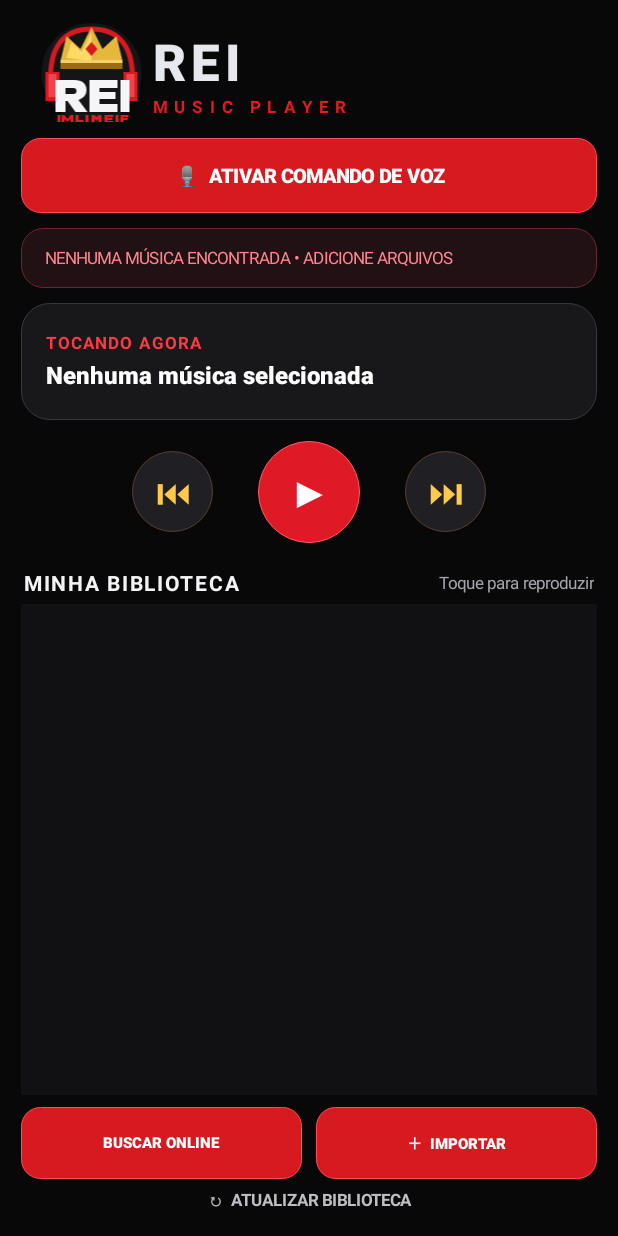
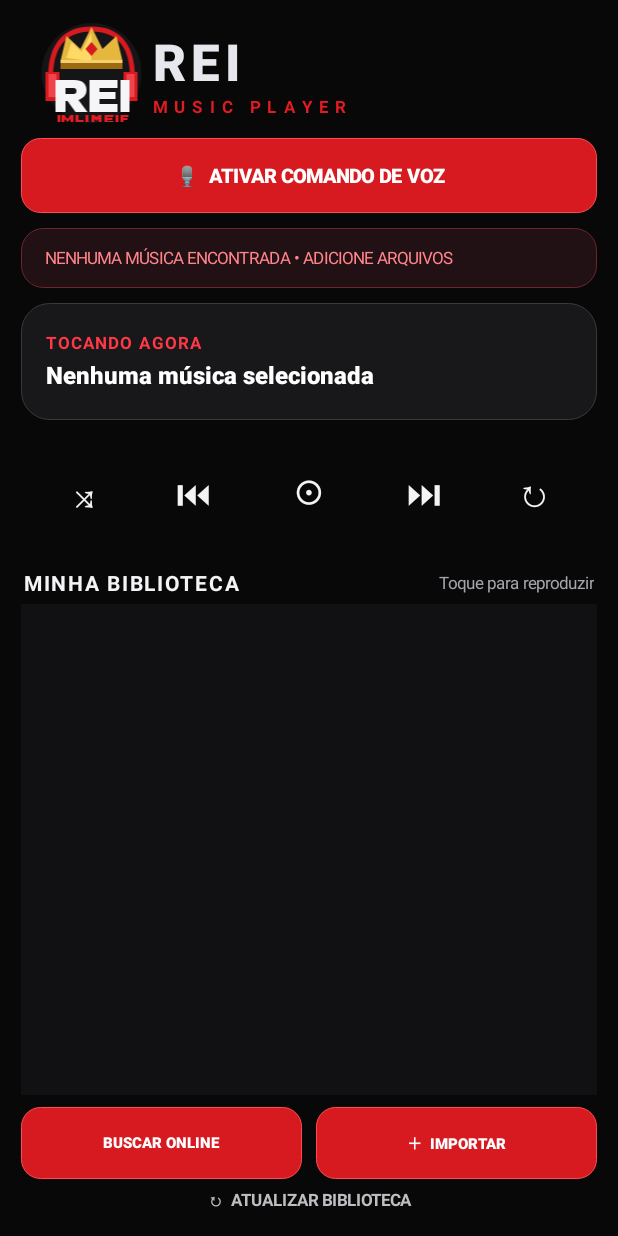
Before and after one commit to Reichevette76/M-sicas-, an Android app: the screen it shows after launch (MainActivity), on a phone screen of 412 x 824 dp. Run offline under Robolectric (Android 15) with nearby library versions, the phone set to English and light mode, and no system bars; pictures from the network do not load; 4 statements that could not run were skipped.

Commit message:
Adiciona barra de cinco controles: shuffle, anterior, play, próxima e repetir

```diff
--- a/app/src/main/java/br/com/reimusicplayer/MainActivity.kt
+++ b/app/src/main/java/br/com/reimusicplayer/MainActivity.kt
@@ -196,41 +196,61 @@ class MainActivity : AppCompatActivity() {
         nowPlaying.addView(currentTrack)
         root.addView(nowPlaying, LinearLayout.LayoutParams(-1, dp(78)).apply { bottomMargin = dp(10) })
 
-        // Controles em formato clássico de player: anterior, play/pause circular e próxima.
+        // Barra de transporte no estilo solicitado: aleatório, anterior, play, próxima e repetir.
         val controls = LinearLayout(this).apply {
             orientation = LinearLayout.HORIZONTAL
             gravity = Gravity.CENTER
-            setPadding(dp(12), dp(2), dp(12), dp(2))
+            setPadding(dp(8), dp(2), dp(8), dp(2))
         }
-        fun transportButton(symbol: String, primary: Boolean): TextView = TextView(this).apply {
+        fun transportButton(symbol: String, primary: Boolean = false): TextView = TextView(this).apply {
             text = symbol
             gravity = Gravity.CENTER
             includeFontPadding = false
-            textSize = if (primary) 29f else 23f
-            setTextColor(if (primary) 0xFFFFFFFF.toInt() else 0xFFFFC94A.toInt())
+            textSize = when {
+                primary -> 31f
+                symbol == "⤨" || symbol == "↻" -> 25f
+                else -> 23f
+            }
+            setTextColor(if (primary) 0xFFFFFFFF.toInt() else 0xFFF4F4F4.toInt())
             background = android.graphics.drawable.GradientDrawable().apply {
                 shape = android.graphics.drawable.GradientDrawable.OVAL
-                setColor(if (primary) 0xFFE01927.toInt() else 0xFF202024.toInt())
-                setStroke(dp(1), if (primary) 0xFFFF5962.toInt() else 0xFF57402A.toInt())
+                setColor(if (primary) 0xFFE01927.toInt() else android.graphics.Color.TRANSPARENT)
+                if (primary) setStroke(dp(1), 0xFFFF5962.toInt())
             }
-            elevation = dp(if (primary) 5 else 2).toFloat()
+            elevation = if (primary) dp(5).toFloat() else 0f
             isClickable = true
             isFocusable = true
-            contentDescription = when (symbol) {
-                "⏮" -> "Faixa anterior"
-                "⏭" -> "Próxima faixa"
-                "Ⅱ" -> "Pausar"
-                else -> "Reproduzir"
+        }
+        val shuffle = transportButton("⤨")
+        val previous = transportButton("⏮")
+        val playPause = transportButton("⊙")
+        val next = transportButton("⏭")
+        val repeat = transportButton("↻")
+        shuffle.contentDescription = "Ativar ou desativar reprodução aleatória"
+        previous.contentDescription = "Faixa anterior"
+        playPause.contentDescription = "Reproduzir"
+        next.contentDescription = "Próxima faixa"
+        repeat.contentDescription = "Ativar ou desativar repetição"
+        val sideParams = LinearLayout.LayoutParams(0, dp(48), 1f)
+        controls.addView(shuffle, LinearLayout.LayoutParams(0, dp(48), 0.8f))
+        controls.addView(previous, LinearLayout.LayoutParams(0, dp(48), 0.9f))
+        controls.addView(playPause, LinearLayout.LayoutParams(dp(68), dp(68)).apply {
+            marginStart = dp(5); marginEnd = dp(5)
+        })
+        controls.addView(next, LinearLayout.LayoutParams(0, dp(48), 0.9f))
+        controls.addView(repeat, LinearLayout.LayoutParams(0, dp(48), 0.8f))
+        root.addView(controls, LinearLayout.LayoutParams(-1, dp(76)).apply { bottomMargin = dp(9) })
+
+        fun updateModeButton(button: TextView, enabled: Boolean) {
+            button.setTextColor(if (enabled) 0xFFFFC94A.toInt() else 0xFFBFC0C5.toInt())
+            button.alpha = if (enabled) 1f else 0.78f
+        }
+        shuffle.setOnClickListener {
+            mediaController?.let { player ->
+                player.shuffleModeEnabled = !player.shuffleModeEnabled
+                updateModeButton(shuffle, player.shuffleModeEnabled)
             }
         }
-        val previous = transportButton("⏮", false)
-        val playPause = transportButton("▶", true)
-        val next = transportButton("⏭", false)
-        controls.addView(previous, LinearLayout.LayoutParams(dp(54), dp(54)).apply { marginEnd = dp(30) })
-        controls.addView(playPause, LinearLayout.LayoutParams(dp(68), dp(68)))
-        controls.addView(next, LinearLayout.LayoutParams(dp(54), dp(54)).apply { marginStart = dp(30) })
-        root.addView(controls, LinearLayout.LayoutParams(-1, dp(76)).apply { bottomMargin = dp(9) })
-
         previous.setOnClickListener {
             mediaController?.let { player -> if (player.hasPreviousMediaItem()) player.seekToPreviousMediaItem() }
         }
@@ -238,7 +258,7 @@ class MainActivity : AppCompatActivity() {
             mediaController?.let { player ->
                 if (player.isPlaying) {
                     player.pause()
-                    playPause.text = "▶"
+                    playPause.text = "⊙"
                     playPause.contentDescription = "Reproduzir"
                 } else {
                     player.play()
@@ -249,6 +269,14 @@ class MainActivity : AppCompatActivity() {
         }
         next.setOnClickListener {
             mediaController?.let { player -> if (player.hasNextMediaItem()) player.seekToNextMediaItem() }
+        }
+        repeat.setOnClickListener {
+            mediaController?.let { player ->
+                player.repeatMode = if (player.repeatMode == androidx.media3.common.Player.REPEAT_MODE_OFF)
+                    androidx.media3.common.Player.REPEAT_MODE_ALL
+                else androidx.media3.common.Player.REPEAT_MODE_OFF
+                updateModeButton(repeat, player.repeatMode != androidx.media3.common.Player.REPEAT_MODE_OFF)
+            }
         }
 
         val libraryHeader = LinearLayout(this).apply {
```
